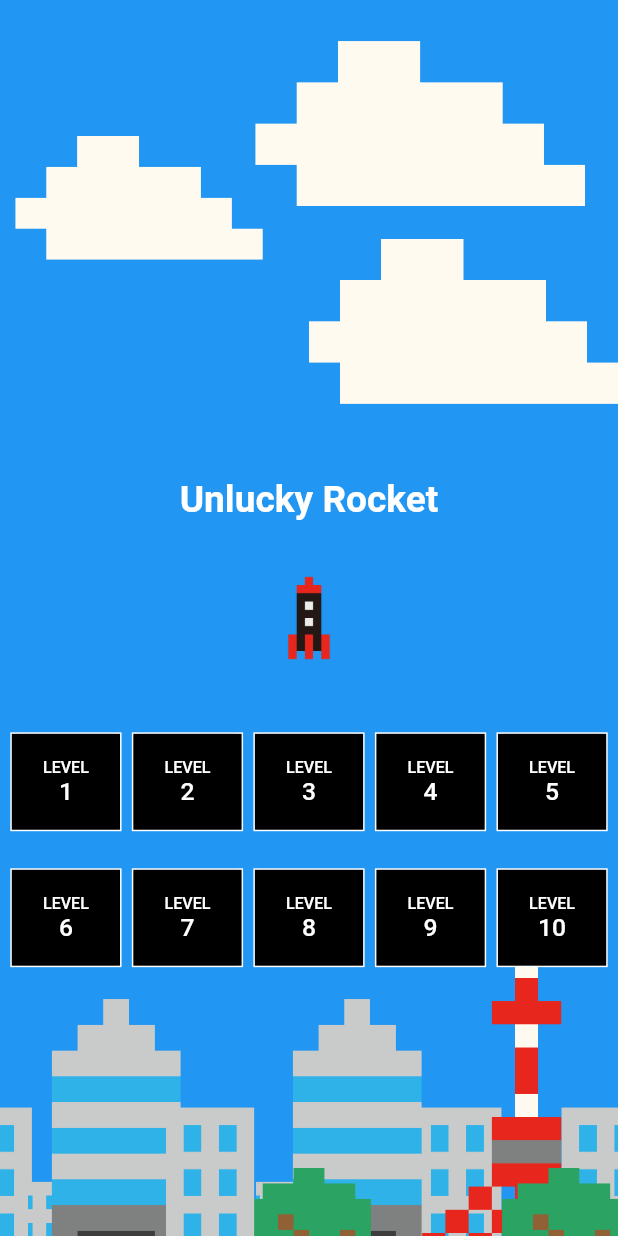
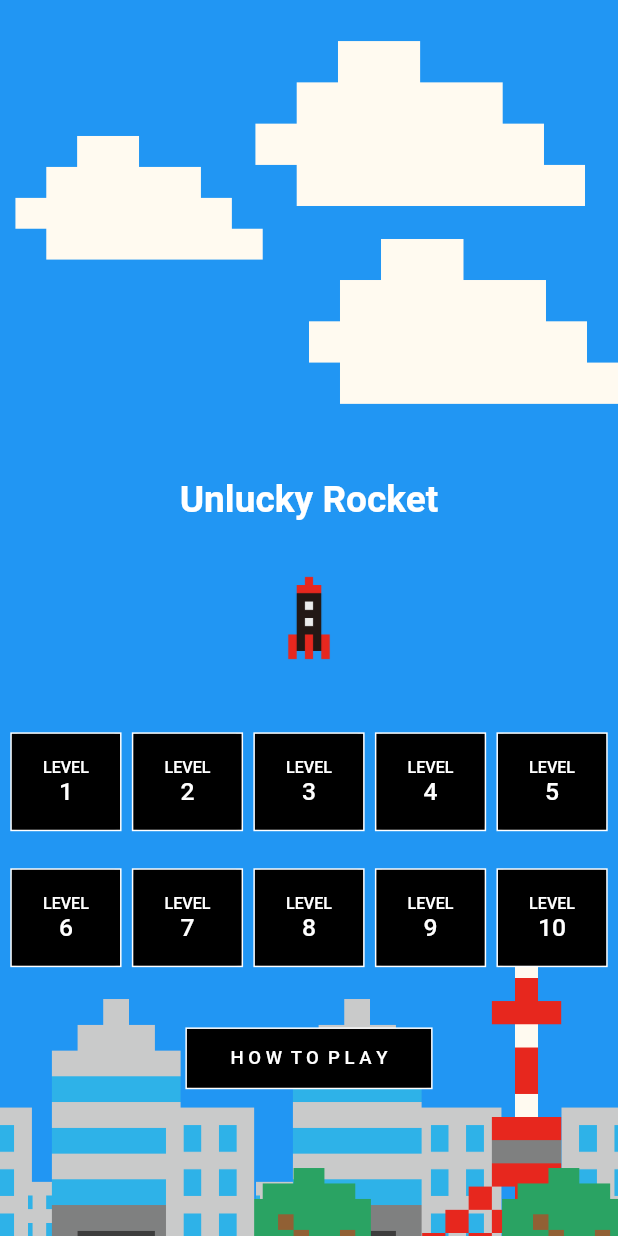
Before and after one commit to yuto90/new_rocket, a Flutter app: the screen it shows after launch, on a phone screen of 412 x 824 dp. Run offline on Flutter 3.47's test engine with Material 2 defaults, Android fonts, the phone set to English and light mode, and no system bars; drawn by our look-alikes of google_mobile_ads; our stand-ins replace flutter_dotenv, google_fonts; network calls fail.

Commit message:
how画面へのリファラ画面を変更

```diff
--- a/lib/mainpage_model.dart
+++ b/lib/mainpage_model.dart
@@ -171,8 +171,8 @@ class MainPageModel extends ChangeNotifier {
 
   // ゲーム進行時に画面タップした時
   void move() {
-    // how画面からready画面に戻った時はmoveさせない
-    if (display != 'ready') {
+    // how画面から飛んでる状態でtop画面、ready画面に繊維時はmoveさせない
+    if (display != 'top' && display != 'ready') {
       time = 0;
       initialHeight = rocketYaxis;
 
--- a/lib/mode/how.dart
+++ b/lib/mode/how.dart
@@ -142,7 +142,7 @@ class How extends StatelessWidget {
                   ),
                   child: OutlinedButton(
                     onPressed: () {
-                      model.switchDisplay('ready');
+                      model.switchDisplay('top');
                     },
                     child: Text(
                       'B A C K',
--- a/lib/mode/top.dart
+++ b/lib/mode/top.dart
@@ -121,6 +121,29 @@ class Top extends StatelessWidget {
                   ),
                 ),
               ),
+              Align(
+                alignment: Alignment(0, 0.75),
+                child: Container(
+                  height: SizeConfig.blockSizeVertical! * 5,
+                  width: SizeConfig.blockSizeHorizontal! * 40,
+                  decoration: BoxDecoration(
+                    border: Border.all(color: Colors.white),
+                    color: Colors.black,
+                  ),
+                  child: OutlinedButton(
+                    onPressed: () {
+                      model.switchDisplay('how');
+                    },
+                    child: Text(
+                      'H O W  T O  P L A Y',
+                      style: TextStyle(
+                        fontSize: SizeConfig.blockSizeVertical! * 1.5,
+                        color: Colors.white,
+                      ),
+                    ),
+                  ),
+                ),
+              ),
             ],
           )
         : const SizedBox();
```
Also changed, not shown: lib/mode/ready.dart (+0 -25 lines).
